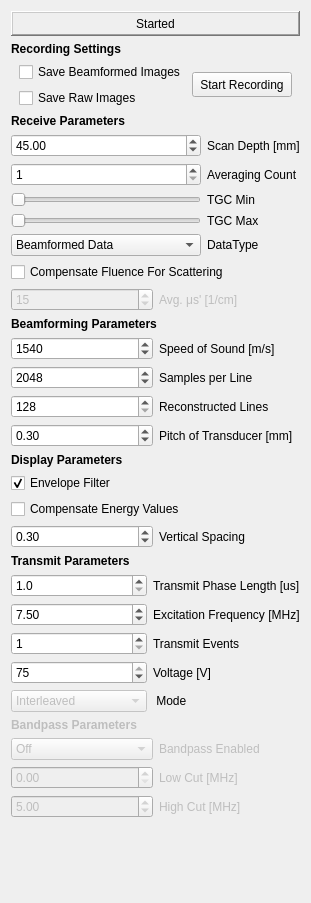
Before: the Qt Designer form Modules/USUI/Qmitk/QmitkUSControlsCustomDiPhASDeviceWidget.ui in MITK/MITK, drawn with Qt 5.
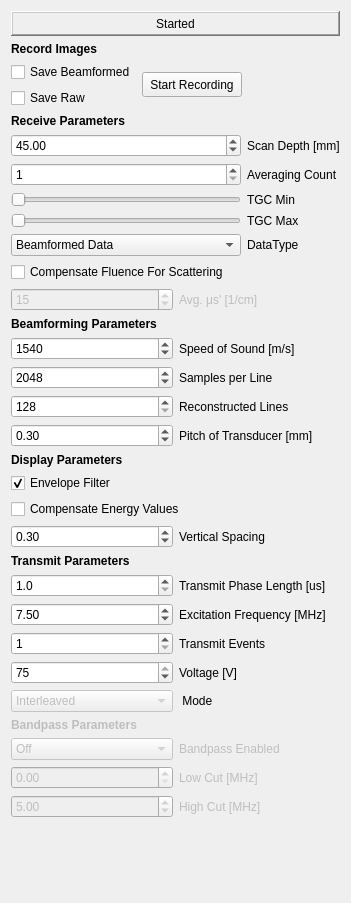
After: the same form once the commit is applied.

Diff of the .ui file:
```diff
--- a/Modules/USUI/Qmitk/QmitkUSControlsCustomDiPhASDeviceWidget.ui
+++ b/Modules/USUI/Qmitk/QmitkUSControlsCustomDiPhASDeviceWidget.ui
@@ -6,7 +6,7 @@
    <rect>
     <x>0</x>
     <y>0</y>
-    <width>311</width>
+    <width>351</width>
     <height>903</height>
    </rect>
   </property>
@@ -45,38 +45,25 @@
    <item>
     <widget class="QLabel" name="RecordingLabel">
      <property name="text">
-      <string>&lt;html&gt;&lt;head/&gt;&lt;body&gt;&lt;p&gt;&lt;span style=&quot; font-weight:600;&quot;&gt;Recording Settings&lt;/span&gt;&lt;/p&gt;&lt;/body&gt;&lt;/html&gt;</string>
+      <string>&lt;html&gt;&lt;head/&gt;&lt;body&gt;&lt;p&gt;&lt;span style=&quot; font-weight:600;&quot;&gt;Record Images&lt;/span&gt;&lt;/p&gt;&lt;/body&gt;&lt;/html&gt;</string>
      </property>
     </widget>
    </item>
    <item>
     <layout class="QHBoxLayout" name="General">
-     <item>
-      <spacer name="horizontalSpacer_2">
-       <property name="orientation">
-        <enum>Qt::Horizontal</enum>
-       </property>
-       <property name="sizeHint" stdset="0">
-        <size>
-         <width>40</width>
-         <height>20</height>
-        </size>
-       </property>
-      </spacer>
-     </item>
      <item>
       <layout class="QVBoxLayout" name="verticalLayout_3">
        <item>
         <widget class="QCheckBox" name="SaveBeamformed">
          <property name="text">
-          <string>Save Beamformed Images</string>
+          <string>Save Beamformed</string>
          </property>
         </widget>
        </item>
        <item>
         <widget class="QCheckBox" name="SaveRaw">
          <property name="text">
-          <string>Save Raw Images</string>
+          <string>Save Raw</string>
          </property>
         </widget>
        </item>
@@ -135,8 +122,8 @@
        </property>
        <property name="maximumSize">
         <size>
-         <width>200</width>
-         <height>200</height>
+         <width>16777215</width>
+         <height>16777215</height>
         </size>
        </property>
        <property name="maximum">
```
Left out of the diff: 2 changed lines with no effect on the pictures.
